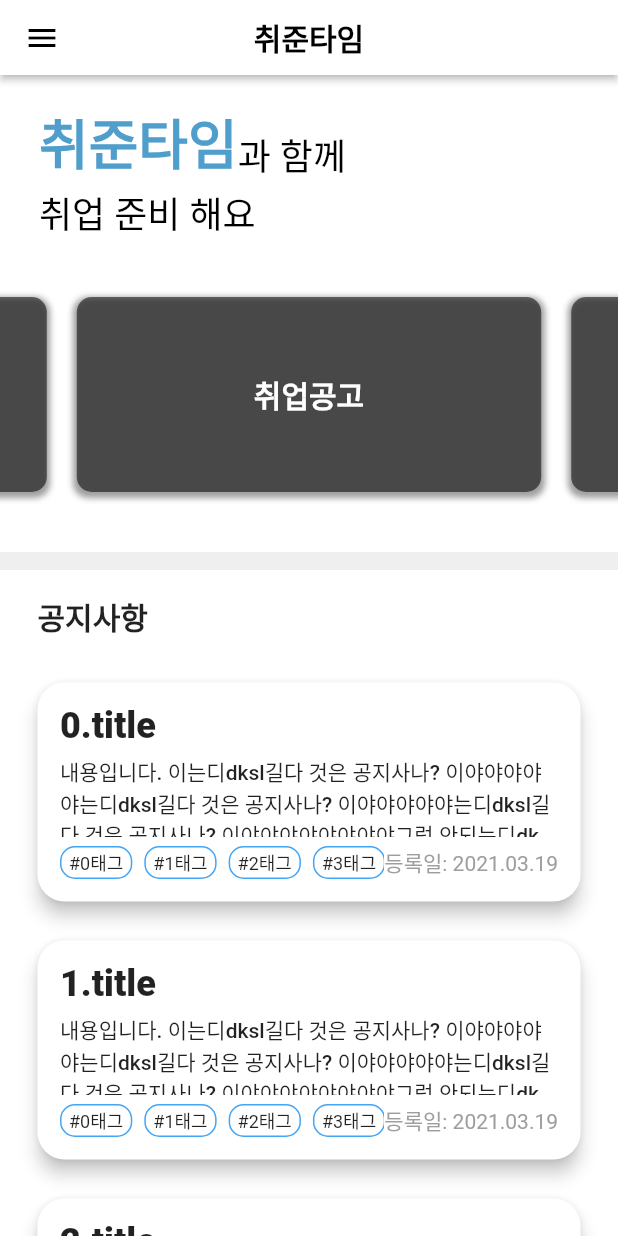
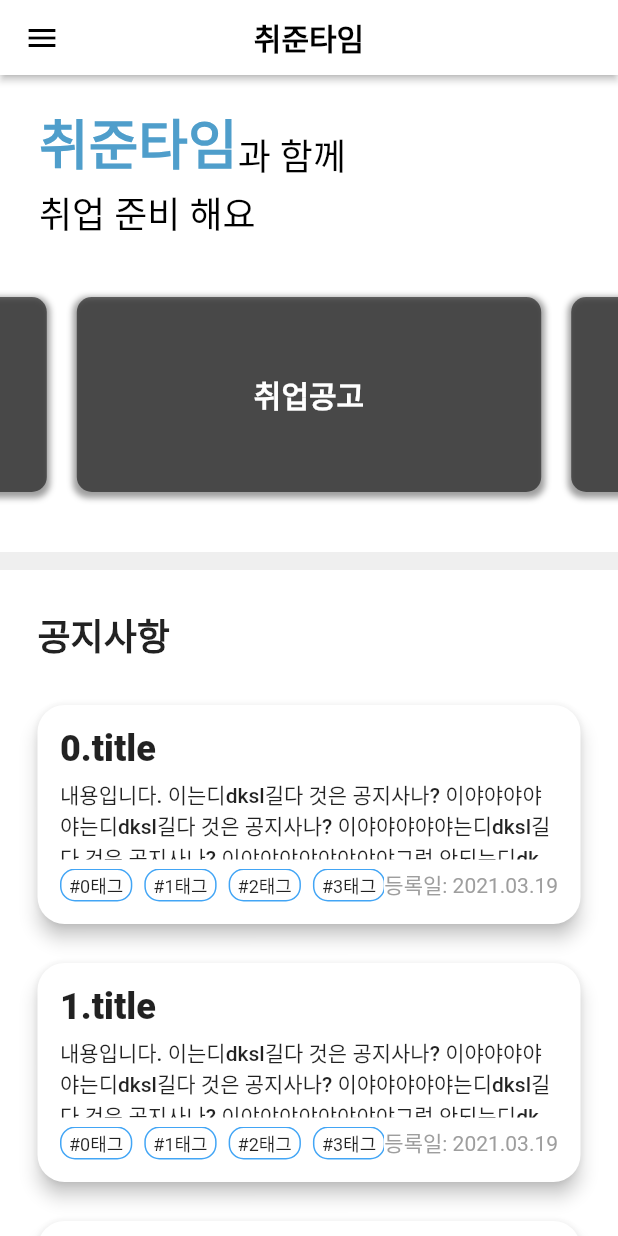
Before and after one commit to ansuvin/StudyingFlutter, a Flutter app: the screen it shows after launch, on a phone screen of 412 x 824 dp. Run offline on Flutter 3.47's test engine with Material 2 defaults, Android fonts, the phone set to English and light mode, and no system bars; drawn by our look-alikes of auto_size_text, carousel_slider; our stand-ins replace fluttertoast, geolocator, google_maps_flutter.

Commit message:
[UPDATE] fontSize

```diff
--- a/Pra09/flutter_app/lib/main.dart
+++ b/Pra09/flutter_app/lib/main.dart
@@ -107,10 +107,10 @@ class _MyHomePageState extends State<MyHomePage> {
               color: Color(0xffEFEFEF),
             ),
             Padding(
-              padding: EdgeInsets.fromLTRB(25, 16, 25, 16),
+              padding: EdgeInsets.fromLTRB(25, 25, 25, 16),
               child: Text(
                 "공지사항",
-                style: TextStyle(fontSize: 20, fontWeight: FontWeight.w600),
+                style: TextStyle(fontSize: 24, fontWeight: FontWeight.w900),
               ),
             ),
             Expanded(
```
